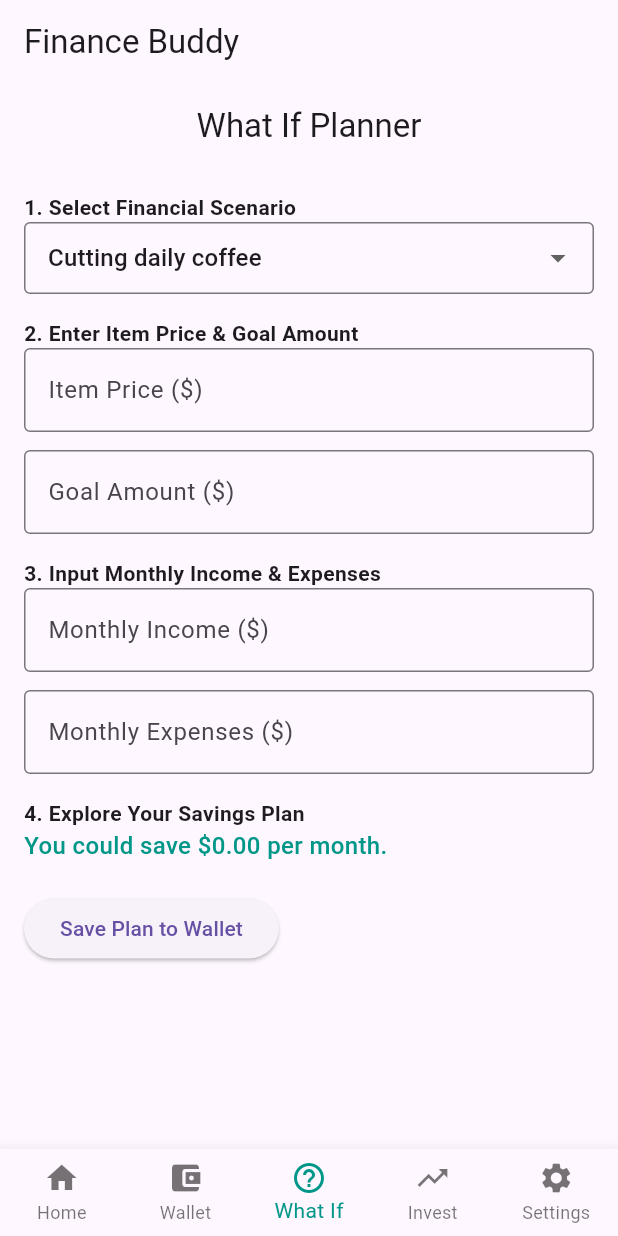
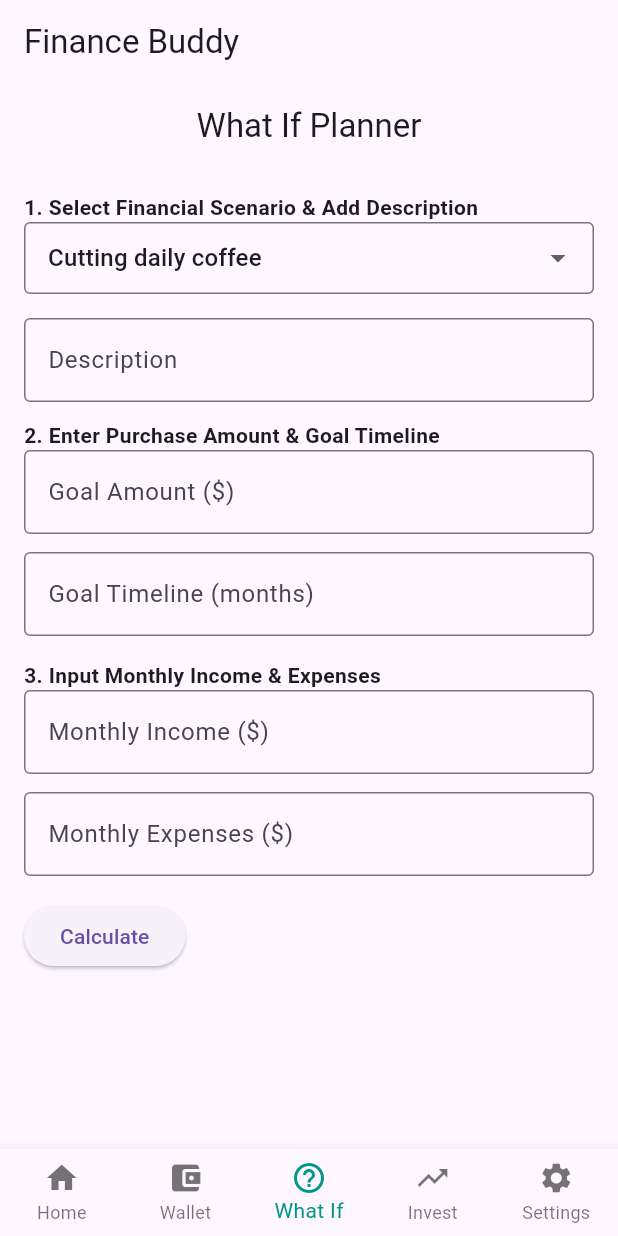
Before and after one commit to huynh-ngoc/INF134-Finance-App, a Flutter app: the screen it shows after launch, item 3 of the bottom bar chosen, on a phone screen of 412 x 824 dp. Run offline on Flutter 3.47's test engine with Material 3 defaults, Android fonts, the phone set to English and light mode, and no system bars.

Commit message:
Add results calculated from inputs

```diff
--- a/lib/pages/what_if.dart
+++ b/lib/pages/what_if.dart
@@ -11,7 +11,11 @@ class _WhatIfPageState extends State<WhatIfPage> {
   double goalAmount = 0;
   double income = 0;
   double expenses = 0;
+  double monthlySavingRequired = 0;  //for calculate monthly savings
+  double timeRequired = 0;          //for calculate time required to save
   bool planSaved = false;
+
+
 
   final List<String> scenarios = [
     'Cutting daily coffee',
@@ -22,7 +26,11 @@ class _WhatIfPageState extends State<WhatIfPage> {
 
   @override
   Widget build(BuildContext context) {
+
+    // Calculate savings based on income and expenses
+    //Calculate budget impact based on income and expenses
     double savings = income - expenses;
+    double budgetImpact = income > 0 ? (savings / income) * 100 : 0;
 
     return Scaffold(
       appBar: AppBar(
@@ -34,7 +42,7 @@ class _WhatIfPageState extends State<WhatIfPage> {
         child: Column(
           crossAxisAlignment: CrossAxisAlignment.start,
           children: [
-            Text("1. Select Financial Scenario", style: TextStyle(fontWeight: FontWeight.bold)),
+            Text("1. Select Financial Scenario & Add Description", style: TextStyle(fontWeight: FontWeight.bold)),
             DropdownButtonFormField<String>(
               value: selectedScenario,
               items: scenarios.map((scenario) {
@@ -44,18 +52,28 @@ class _WhatIfPageState extends State<WhatIfPage> {
               decoration: InputDecoration(border: OutlineInputBorder(), contentPadding: EdgeInsets.symmetric(horizontal: 12)),
             ),
             SizedBox(height: 16),
-
-            Text("2. Enter Item Price & Goal Amount", style: TextStyle(fontWeight: FontWeight.bold)),
             TextField(
-              decoration: InputDecoration(labelText: "Item Price (\$)", border: OutlineInputBorder()),
-              keyboardType: TextInputType.number,
-              onChanged: (val) => setState(() => itemPrice = double.tryParse(val) ?? 0),
+              decoration: InputDecoration(labelText: "Description", border: OutlineInputBorder()),
+              keyboardType: TextInputType.text,
+              onChanged: (val) {
+                // Optional: store in state if needed
+              },
             ),
             SizedBox(height: 12),
+
+
+
+            Text("2. Enter Purchase Amount & Goal Timeline", style: TextStyle(fontWeight: FontWeight.bold)),
             TextField(
               decoration: InputDecoration(labelText: "Goal Amount (\$)", border: OutlineInputBorder()),
               keyboardType: TextInputType.number,
               onChanged: (val) => setState(() => goalAmount = double.tryParse(val) ?? 0),
+            ),
+            SizedBox(height: 12),
+            TextField(
+              decoration: InputDecoration(labelText: "Goal Timeline (months)", border: OutlineInputBorder()),
+              keyboardType: TextInputType.number,
+              onChanged: (val) => setState(() => timeRequired = double.tryParse(val) ?? 0),
             ),
             SizedBox(height: 16),
 
@@ -73,23 +91,50 @@ class _WhatIfPageState extends State<WhatIfPage> {
             ),
             SizedBox(height: 16),
 
-            Text("4. Explore Your Savings Plan", style: TextStyle(fontWeight: FontWeight.bold)),
-            Text("You could save \$${savings.toStringAsFixed(2)} per month.",
-                style: TextStyle(fontSize: 16, color: Colors.teal, fontWeight: FontWeight.w500)),
-            SizedBox(height: 20),
+
+            // Text("4. Explore Your Savings Plan", style: TextStyle(fontWeight: FontWeight.bold)),
+            // Text("You could save \$${savings.toStringAsFixed(2)} per month.",
+            //     style: TextStyle(fontSize: 16, color: Colors.teal, fontWeight: FontWeight.w500)),
+            // SizedBox(height: 20),
 
             ElevatedButton(
               onPressed: () {
-                setState(() => planSaved = true);
-                // You can save to local storage or Wallet page here
+
+                // Calculate monthly savings required to reach the goal amount
+                setState(() {
+                  planSaved = true;
+                  if (goalAmount > 0 && savings > 0) {
+                    monthlySavingRequired = goalAmount / timeRequired;
+                  }
+                });
               },
-              child: Text("Save Plan to Wallet"),
+              child: Text("Calculate"),
             ),
-            if (planSaved)
-              Padding(
-                padding: const EdgeInsets.only(top: 8.0),
-                child: Text("✅ Plan Saved!", style: TextStyle(color: Colors.green)),
-              )
+
+            //display results if plan is saved
+            if (planSaved) ...[
+              SizedBox(height: 12),
+              Text("📘 Results", style: TextStyle(fontWeight: FontWeight.bold)),
+              Text("Monthly Saving Required: \$${monthlySavingRequired.toStringAsFixed(2)}"),
+              Text("Time required: ${timeRequired.toStringAsFixed(1)} months"),
+              Text("Budget Impact: It is ${( monthlySavingRequired/ savings * 100).toStringAsFixed(1)}% of your savings"),
+
+              SizedBox(height: 16),
+              Text("Alternative Options", style: TextStyle(fontWeight: FontWeight.bold)),
+              Card(
+                child: ListTile(
+                title: Text("Reduce non-essential spending"),
+                subtitle: Text("Save additional \$150/month to achieve in ${(goalAmount / (savings + 150)).toStringAsFixed(1)} months"),
+               ),
+              ),
+              Card(
+                child: ListTile(
+                title: Text("Financing Option"),
+                subtitle: Text("Pay \$${(goalAmount / 10 * 1.05).toStringAsFixed(2)} for 10 months (includes 5% interest)"),
+                ),
+              ),
+
+            ]
           ],
         ),
       ),
```
